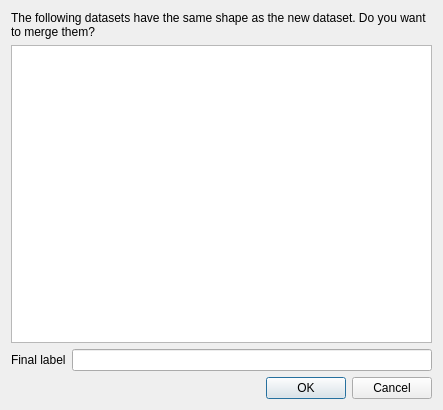
This is glue/app/qt/merge.ui in glue-viz/glue as Qt 5 draws it before an edit. The edited form follows.
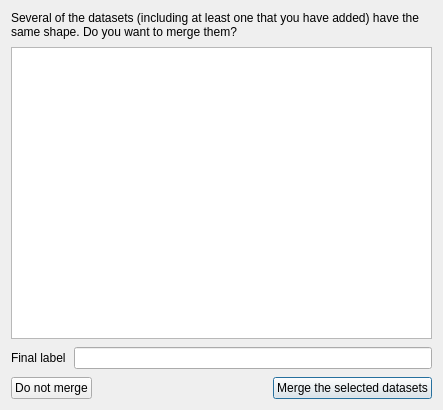
This is the edited form.

Commit message:
Merge pull request #936 from astrofrog/fix-multiple-merge
When loading data into glue, merge window appears multiple times

The edit to the form file:
```diff
--- a/glue/app/qt/merge.ui
+++ b/glue/app/qt/merge.ui
@@ -17,10 +17,13 @@
    <bool>true</bool>
   </property>
   <layout class="QVBoxLayout" name="verticalLayout">
+   <property name="spacing">
+    <number>8</number>
+   </property>
    <item>
     <widget class="QLabel" name="instructions">
      <property name="text">
-      <string>The following datasets have the same shape as the new dataset. Do you want to merge them?</string>
+      <string>Several of the datasets (including at least one that you have added) have the same shape. Do you want to merge them?</string>
      </property>
      <property name="scaledContents">
       <bool>false</bool>
@@ -48,14 +51,38 @@
     </layout>
    </item>
    <item>
-    <widget class="QDialogButtonBox" name="buttonBox">
-     <property name="orientation">
-      <enum>Qt::Horizontal</enum>
-     </property>
-     <property name="standardButtons">
-      <set>QDialogButtonBox::Cancel|QDialogButtonBox::Ok</set>
-     </property>
-    </widget>
+    <layout class="QHBoxLayout" name="horizontalLayout_2">
+     <item>
+      <widget class="QPushButton" name="button_no">
+       <property name="text">
+        <string>Do not merge</string>
+       </property>
+      </widget>
+     </item>
+     <item>
+      <spacer name="horizontalSpacer">
+       <property name="orientation">
+        <enum>Qt::Horizontal</enum>
+       </property>
+       <property name="sizeHint" stdset="0">
+        <size>
+         <width>40</width>
+         <height>20</height>
+        </size>
+       </property>
+      </spacer>
+     </item>
+     <item>
+      <widget class="QPushButton" name="button_yes">
+       <property name="text">
+        <string>Merge the selected datasets</string>
+       </property>
+       <property name="default">
+        <bool>true</bool>
+       </property>
+      </widget>
+     </item>
+    </layout>
    </item>
   </layout>
  </widget>
```
Left out of the diff: 35 changed lines with no effect on the pictures. The commit also changes 7 other files.
